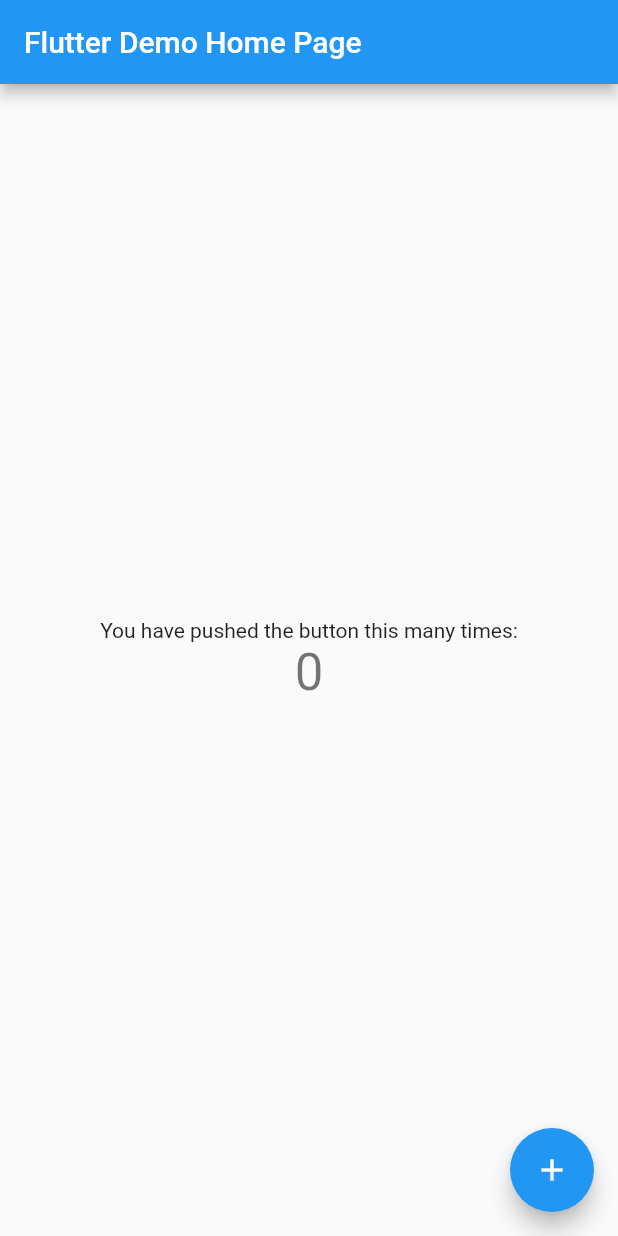
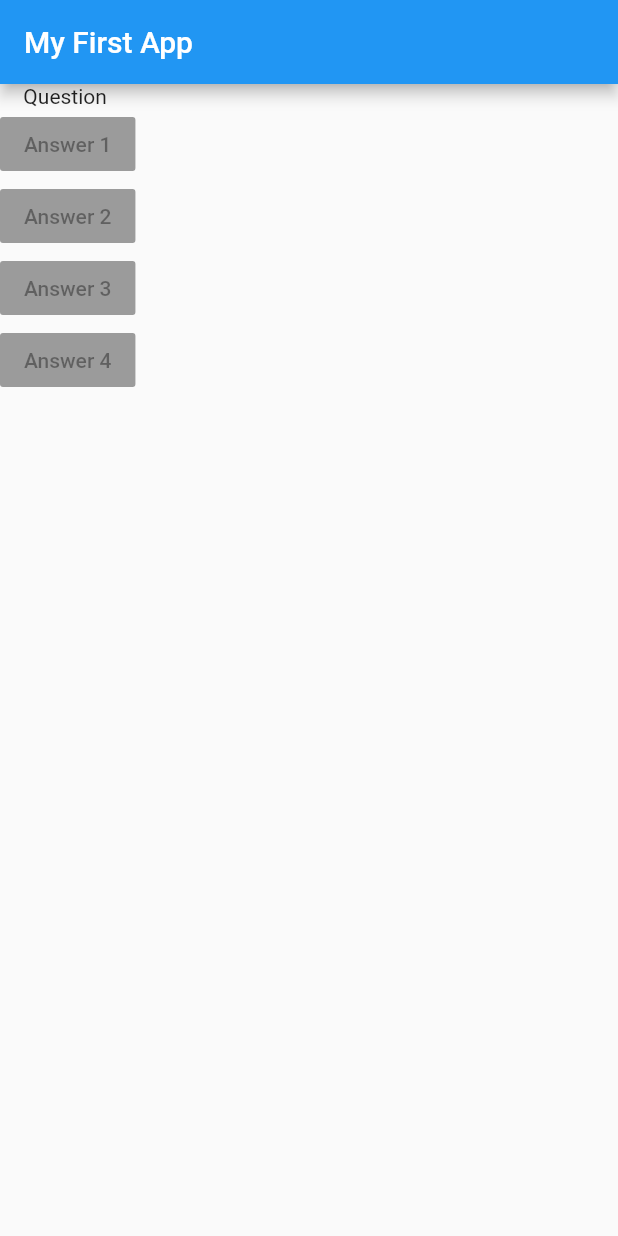
Before and after one commit to sevilayagil/FlutterApp, a Flutter app: the screen it shows after launch, on a phone screen of 412 x 824 dp. Run offline on Flutter 3.47's test engine with Material 2 defaults, Android fonts, the phone set to English and light mode, and no system bars.

Commit message:
minor changes

```diff
--- a/lib/main.dart
+++ b/lib/main.dart
@@ -1,117 +1,40 @@
 import 'package:flutter/material.dart';
 
-void main() {
-  runApp(MyApp());
-}
+void main() => runApp(MyCoolApp());
 
-class MyApp extends StatelessWidget {
-  // This widget is the root of your application.
+class MyCoolApp extends StatelessWidget {
   @override
   Widget build(BuildContext context) {
+    var questions = [
+      'Sukriye aşağıdaki milletlerden hangisiyle evlencek',
+    ];
     return MaterialApp(
-      title: 'Flutter Demo',
-      theme: ThemeData(
-        // This is the theme of your application.
-        //
-        // Try running your application with "flutter run". You'll see the
-        // application has a blue toolbar. Then, without quitting the app, try
-        // changing the primarySwatch below to Colors.green and then invoke
-        // "hot reload" (press "r" in the console where you ran "flutter run",
-        // or simply save your changes to "hot reload" in a Flutter IDE).
-        // Notice that the counter didn't reset back to zero; the application
-        // is not restarted.
-        primarySwatch: Colors.blue,
-        // This makes the visual density adapt to the platform that you run
-        // the app on. For desktop platforms, the controls will be smaller and
-        // closer together (more dense) than on mobile platforms.
-        visualDensity: VisualDensity.adaptivePlatformDensity,
-      ),
-      home: MyHomePage(title: 'Flutter Demo Home Page'),
-    );
-  }
-}
-
-class MyHomePage extends StatefulWidget {
-  MyHomePage({Key key, this.title}) : super(key: key);
-
-  // This widget is the home page of your application. It is stateful, meaning
-  // that it has a State object (defined below) that contains fields that affect
-  // how it looks.
-
-  // This class is the configuration for the state. It holds the values (in this
-  // case the title) provided by the parent (in this case the App widget) and
-  // used by the build method of the State. Fields in a Widget subclass are
-  // always marked "final".
-
-  final String title;
-
-  @override
-  _MyHomePageState createState() => _MyHomePageState();
-}
-
-class _MyHomePageState extends State<MyHomePage> {
-  int _counter = 0;
-
-  void _incrementCounter() {
-    setState(() {
-      // This call to setState tells the Flutter framework that something has
-      // changed in this State, which causes it to rerun the build method below
-      // so that the display can reflect the updated values. If we changed
-      // _counter without calling setState(), then the build method would not be
-      // called again, and so nothing would appear to happen.
-      _counter++;
-    });
-  }
-
-  @override
-  Widget build(BuildContext context) {
-    // This method is rerun every time setState is called, for instance as done
-    // by the _incrementCounter method above.
-    //
-    // The Flutter framework has been optimized to make rerunning build methods
-    // fast, so that you can just rebuild anything that needs updating rather
-    // than having to individually change instances of widgets.
-    return Scaffold(
-      appBar: AppBar(
-        // Here we take the value from the MyHomePage object that was created by
-        // the App.build method, and use it to set our appbar title.
-        title: Text(widget.title),
-      ),
-      body: Center(
-        // Center is a layout widget. It takes a single child and positions it
-        // in the middle of the parent.
-        child: Column(
-          // Column is also a layout widget. It takes a list of children and
-          // arranges them vertically. By default, it sizes itself to fit its
-          // children horizontally, and tries to be as tall as its parent.
-          //
-          // Invoke "debug painting" (press "p" in the console, choose the
-          // "Toggle Debug Paint" action from the Flutter Inspector in Android
-          // Studio, or the "Toggle Debug Paint" command in Visual Studio Code)
-          // to see the wireframe for each widget.
-          //
-          // Column has various properties to control how it sizes itself and
-          // how it positions its children. Here we use mainAxisAlignment to
-          // center the children vertically; the main axis here is the vertical
-          // axis because Columns are vertical (the cross axis would be
-          // horizontal).
-          mainAxisAlignment: MainAxisAlignment.center,
+      home: Scaffold(
+        appBar: AppBar(
+          title: Text('My First App'),
+        ),
+        body: Column(
           children: <Widget>[
-            Text(
-              'You have pushed the button this many times:',
+            Text('Question '),
+            RaisedButton(
+              child: Text('Answer 1'),
+              onPressed: null,
             ),
-            Text(
-              '$_counter',
-              style: Theme.of(context).textTheme.headline4,
+            RaisedButton(
+              child: Text('Answer 2'),
+              onPressed: null,
+            ),
+            RaisedButton(
+              child: Text('Answer 3'),
+              onPressed: null,
+            ),
+            RaisedButton(
+              child: Text('Answer 4'),
+              onPressed: null,
             ),
           ],
         ),
       ),
-      floatingActionButton: FloatingActionButton(
-        onPressed: _incrementCounter,
-        tooltip: 'Increment',
-        child: Icon(Icons.add),
-      ), // This trailing comma makes auto-formatting nicer for build methods.
     );
   }
 }
```
